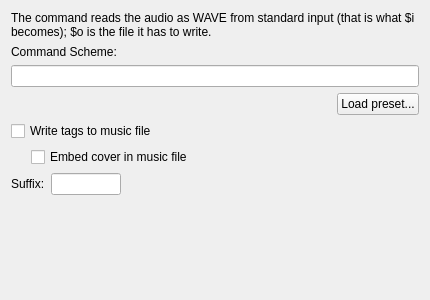
Qt form widgets/customwidgetUI.ui (KDE/audex) before a commit.
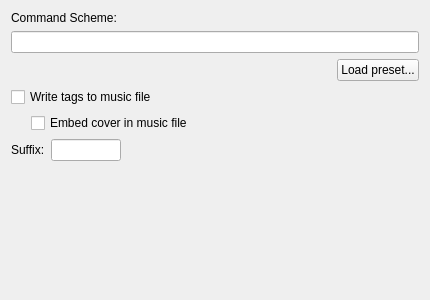
The same form after that commit. Custom widgets are drawn as their Qt base class.

Diff of the .ui file:
```diff
--- a/widgets/customwidgetUI.ui
+++ b/widgets/customwidgetUI.ui
@@ -21,16 +21,6 @@
    </size>
   </property>
   <layout class="QGridLayout" name="gridLayout">
-   <item row="0" column="0" colspan="2">
-    <widget class="QLabel" name="label_hint">
-     <property name="wordWrap">
-      <bool>true</bool>
-     </property>
-     <property name="text">
-      <string>The command reads the audio as WAVE from standard input (that is what $i becomes); $o is the file it has to write.</string>
-     </property>
-    </widget>
-   </item>
    <item row="1" column="0" colspan="2">
     <widget class="QLabel" name="label">
      <property name="sizePolicy">
```
